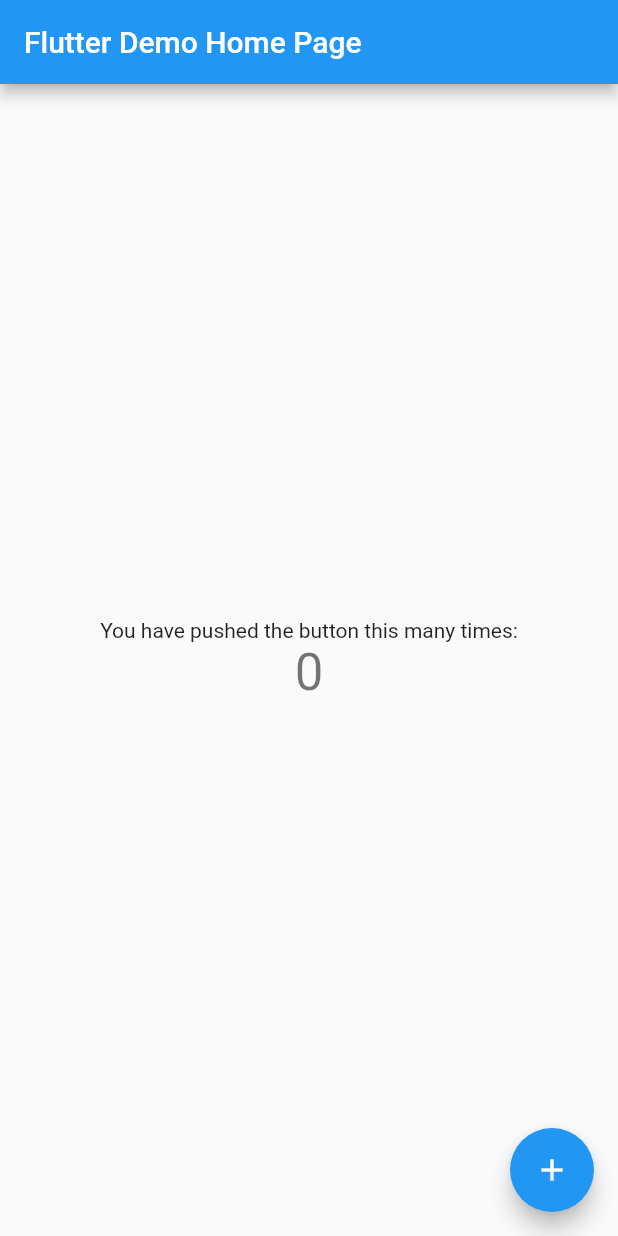
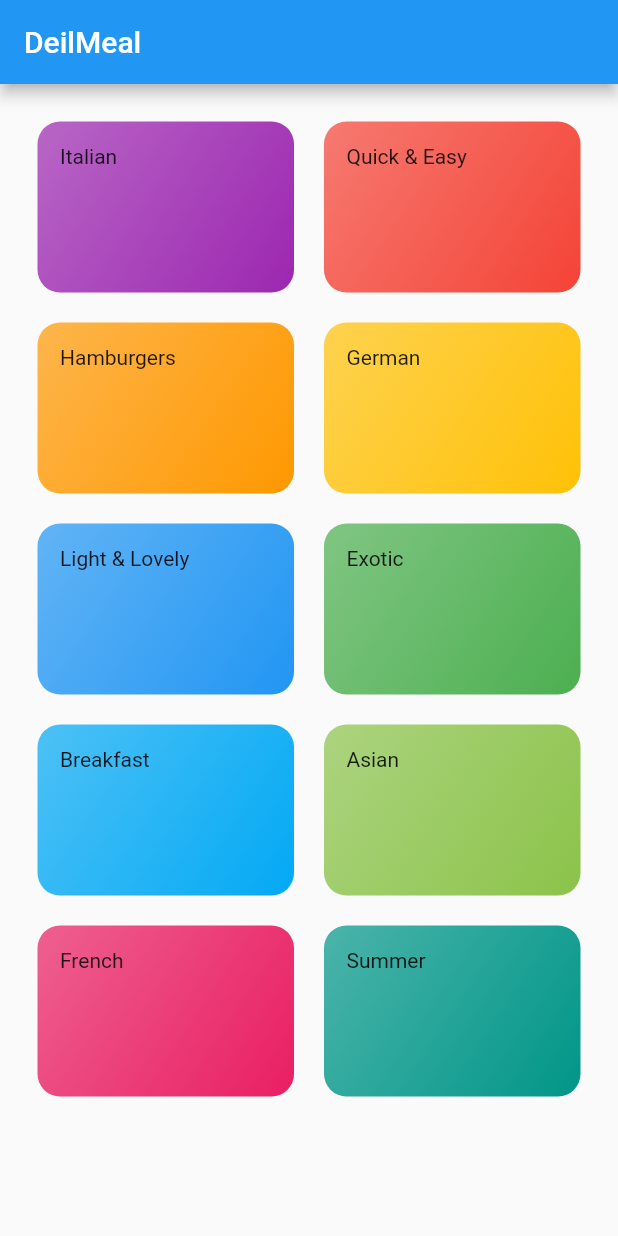
Before and after one commit to Vagabond8024/meals_app, a Flutter app: the screen it shows after launch, on a phone screen of 412 x 824 dp. Run offline on Flutter 3.47's test engine with Material 2 defaults, Android fonts, the phone set to English and light mode, and no system bars.

Commit message:
added category screen with grid view

```diff
--- /dev/null
+++ b/lib/categories_screen.dart
@@ -0,0 +1,29 @@
+import 'package:flutter/material.dart';
+import 'package:meals_app/category_item.dart';
+import 'dummy_data.dart';
+
+class CategoriesScreen extends StatelessWidget {
+  const CategoriesScreen({Key? key}) : super(key: key);
+
+  @override
+  Widget build(BuildContext context) {
+    return Scaffold(
+      appBar: AppBar(
+        title: const Text('DeilMeal'),
+      ),
+      body: GridView(
+        padding: const EdgeInsets.all(25),
+        gridDelegate: const SliverGridDelegateWithMaxCrossAxisExtent(
+          maxCrossAxisExtent: 200,
+          childAspectRatio: 3 / 2,
+          crossAxisSpacing: 20,
+          mainAxisSpacing: 20,
+        ),
+        children: DUMMY_CATEGORIES
+            .map((catData) =>
+                CategoryItem(title: catData.title, color: catData.color))
+            .toList(),
+      ),
+    );
+  }
+}
--- /dev/null
+++ b/lib/category_item.dart
@@ -0,0 +1,23 @@
+import 'package:flutter/material.dart';
+
+class CategoryItem extends StatelessWidget {
+  final String title;
+  final Color color;
+  const CategoryItem({Key? key, required this.title, required this.color})
+      : super(key: key);
+
+  @override
+  Widget build(BuildContext context) {
+    return Container(
+      padding: const EdgeInsets.all(15),
+      child: Text(title),
+      decoration: BoxDecoration(
+        gradient: LinearGradient(
+            colors: [color.withOpacity(0.7), color],
+            begin: Alignment.topLeft,
+            end: Alignment.bottomRight),
+        borderRadius: BorderRadius.circular(15),
+      ),
+    );
+  }
+}
--- /dev/null
+++ b/lib/dummy_data.dart
@@ -0,0 +1,56 @@
+import 'package:flutter/material.dart';
+
+import './models/category.dart';
+
+const DUMMY_CATEGORIES = [
+  Category(
+    id: 'c1',
+    title: 'Italian',
+    color: Colors.purple,
+  ),
+  Category(
+    id: 'c2',
+    title: 'Quick & Easy',
+    color: Colors.red,
+  ),
+  Category(
+    id: 'c3',
+    title: 'Hamburgers',
+    color: Colors.orange,
+  ),
+  Category(
+    id: 'c4',
+    title: 'German',
+    color: Colors.amber,
+  ),
+  Category(
+    id: 'c5',
+    title: 'Light & Lovely',
+    color: Colors.blue,
+  ),
+  Category(
+    id: 'c6',
+    title: 'Exotic',
+    color: Colors.green,
+  ),
+  Category(
+    id: 'c7',
+    title: 'Breakfast',
+    color: Colors.lightBlue,
+  ),
+  Category(
+    id: 'c8',
+    title: 'Asian',
+    color: Colors.lightGreen,
+  ),
+  Category(
+    id: 'c9',
+    title: 'French',
+    color: Colors.pink,
+  ),
+  Category(
+    id: 'c10',
+    title: 'Summer',
+    color: Colors.teal,
+  ),
+];
--- a/lib/main.dart
+++ b/lib/main.dart
@@ -1,115 +1,17 @@
 import 'package:flutter/material.dart';
+import 'package:meals_app/categories_screen.dart';
 
-void main() {
-  runApp(const MyApp());
-}
+void main() => runApp(MyApp());
 
 class MyApp extends StatelessWidget {
-  const MyApp({Key? key}) : super(key: key);
-
-  // This widget is the root of your application.
   @override
   Widget build(BuildContext context) {
     return MaterialApp(
-      title: 'Flutter Demo',
+      title: 'DeliMeals',
       theme: ThemeData(
-        // This is the theme of your application.
-        //
-        // Try running your application with "flutter run". You'll see the
-        // application has a blue toolbar. Then, without quitting the app, try
-        // changing the primarySwatch below to Colors.green and then invoke
-        // "hot reload" (press "r" in the console where you ran "flutter run",
-        // or simply save your changes to "hot reload" in a Flutter IDE).
-        // Notice that the counter didn't reset back to zero; the application
-        // is not restarted.
         primarySwatch: Colors.blue,
       ),
-      home: const MyHomePage(title: 'Flutter Demo Home Page'),
+      home: CategoriesScreen(),
     );
   }
 }
-
-class MyHomePage extends StatefulWidget {
-  const MyHomePage({Key? key, required this.title}) : super(key: key);
-
-  // This widget is the home page of your application. It is stateful, meaning
-  // that it has a State object (defined below) that contains fields that affect
-  // how it looks.
-
-  // This class is the configuration for the state. It holds the values (in this
-  // case the title) provided by the parent (in this case the App widget) and
-  // used by the build method of the State. Fields in a Widget subclass are
-  // always marked "final".
-
-  final String title;
-
-  @override
-  State<MyHomePage> createState() => _MyHomePageState();
-}
-
-class _MyHomePageState extends State<MyHomePage> {
-  int _counter = 0;
-
-  void _incrementCounter() {
-    setState(() {
-      // This call to setState tells the Flutter framework that something has
-      // changed in this State, which causes it to rerun the build method below
-      // so that the display can reflect the updated values. If we changed
-      // _counter without calling setState(), then the build method would not be
-      // called again, and so nothing would appear to happen.
-      _counter++;
-    });
-  }
-
-  @override
-  Widget build(BuildContext context) {
-    // This method is rerun every time setState is called, for instance as done
-    // by the _incrementCounter method above.
-    //
-    // The Flutter framework has been optimized to make rerunning build methods
-    // fast, so that you can just rebuild anything that needs updating rather
-    // than having to individually change instances of widgets.
-    return Scaffold(
-      appBar: AppBar(
-        // Here we take the value from the MyHomePage object that was created by
-        // the App.build method, and use it to set our appbar title.
-        title: Text(widget.title),
-      ),
-      body: Center(
-        // Center is a layout widget. It takes a single child and positions it
-        // in the middle of the parent.
-        child: Column(
-          // Column is also a layout widget. It takes a list of children and
-          // arranges them vertically. By default, it sizes itself to fit its
-          // children horizontally, and tries to be as tall as its parent.
-          //
-          // Invoke "debug painting" (press "p" in the console, choose the
-          // "Toggle Debug Paint" action from the Flutter Inspector in Android
-          // Studio, or the "Toggle Debug Paint" command in Visual Studio Code)
-          // to see the wireframe for each widget.
-          //
-          // Column has various properties to control how it sizes itself and
-          // how it positions its children. Here we use mainAxisAlignment to
-          // center the children vertically; the main axis here is the vertical
-          // axis because Columns are vertical (the cross axis would be
-          // horizontal).
-          mainAxisAlignment: MainAxisAlignment.center,
-          children: <Widget>[
-            const Text(
-              'You have pushed the button this many times:',
-            ),
-            Text(
-              '$_counter',
-              style: Theme.of(context).textTheme.headline4,
-            ),
-          ],
-        ),
-      ),
-      floatingActionButton: FloatingActionButton(
-        onPressed: _incrementCounter,
-        tooltip: 'Increment',
-        child: const Icon(Icons.add),
-      ), // This trailing comma makes auto-formatting nicer for build methods.
-    );
-  }
-}
--- /dev/null
+++ b/lib/models/category.dart
@@ -0,0 +1,13 @@
+import 'package:flutter/material.dart';
+
+class Category {
+  final String id;
+  final String title;
+  final Color color;
+
+  const Category({
+    required this.id,
+    required this.title,
+    this.color = Colors.orange,
+  });
+}
```
Also changed, not shown: assets/fonts/Raleway-Black.ttf (added), assets/fonts/Raleway-Bold.ttf (added), assets/fonts/Raleway-Regular.ttf (added), assets/fonts/RobotoCondensed-Bold.ttf (added), assets/fonts/RobotoCondensed-Italic.ttf (added), assets/fonts/RobotoCondensed-Light.ttf (added), assets/fonts/RobotoCondensed-Regular.ttf (added), 1 other file.
